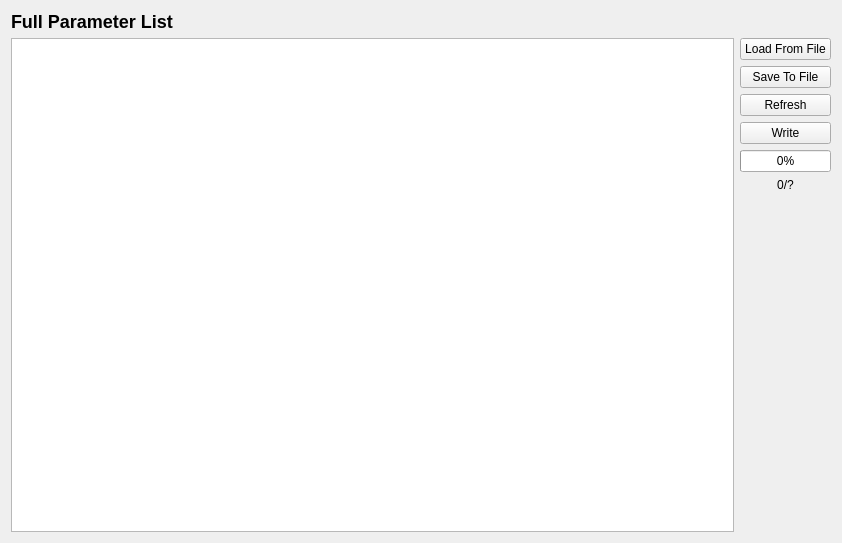
The window that src/ui/configuration/AdvParameterList.ui (ArduPilot/apm_planner) describes before a commit, drawn with Qt 5.
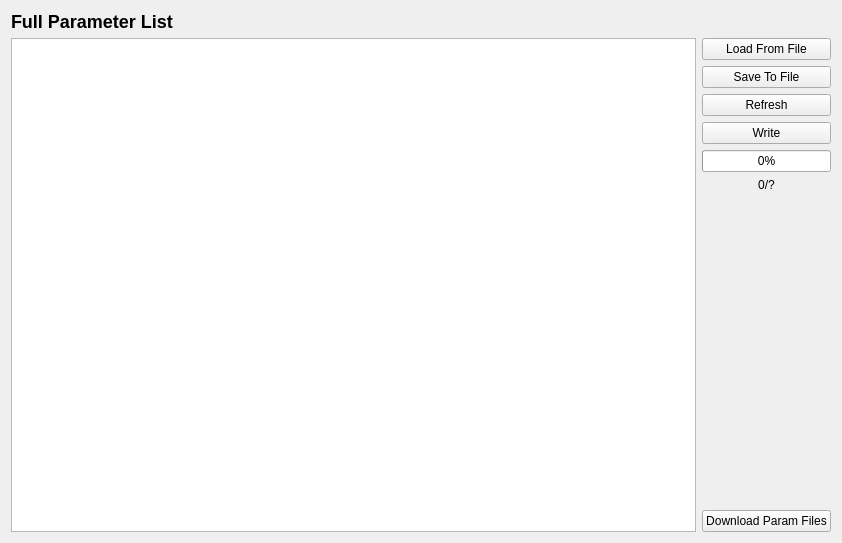
The same window after the commit.

Commit message: Dialog added to AdvParamView to download parameters for Iris - Part 1 (fixed list)

```diff
--- a/src/ui/configuration/AdvParameterList.ui
+++ b/src/ui/configuration/AdvParameterList.ui
@@ -95,6 +95,13 @@
          </property>
         </spacer>
        </item>
+       <item>
+        <widget class="QPushButton" name="downloadRemoteButton">
+         <property name="text">
+          <string>Download Param Files</string>
+         </property>
+        </widget>
+       </item>
       </layout>
      </item>
     </layout>
```
The commit also changes 7 other files.
